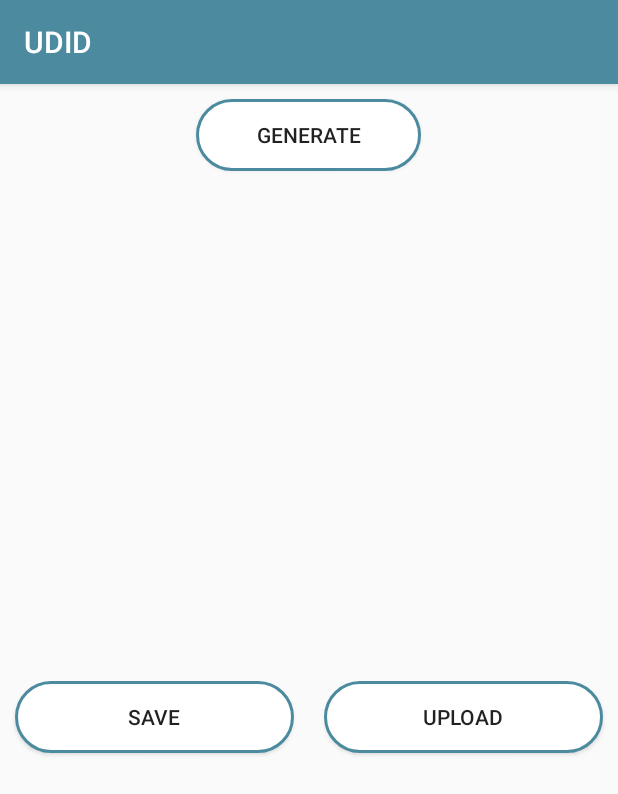
After one commit to abhijeetsinghrathore/UDID, an Android app: the fragment Profile_GenerateQR shown on its own in the app's theme, on a phone screen of 412 x 824 dp. The commit adds this screen. Shown: the top 794 px of the screen. Run offline under Robolectric (Android 15) with nearby library versions, the phone set to English and light mode, and no system bars; our stand-ins replace Firebase (no records; nobody signed in at launch, a user with empty details on screens opened directly); libraries missing offline, so code that uses them is left out: com.journeyapps.barcodescanner.

Commit message:
Token Generated

```diff
--- /dev/null
+++ b/app/src/main/java/com/example/abhijeetsingh/udid/Profile_GenerateQR.java
@@ -0,0 +1,81 @@
+package com.example.abhijeetsingh.udid;
+
+import android.graphics.Bitmap;
+import android.os.Bundle;
+import android.support.v4.app.Fragment;
+import android.view.LayoutInflater;
+import android.view.View;
+import android.view.ViewGroup;
+import android.widget.Button;
+import android.widget.ImageView;
+
+import com.google.firebase.auth.FirebaseAuth;
+import com.google.firebase.auth.FirebaseUser;
+import com.google.zxing.BarcodeFormat;
+import com.google.zxing.MultiFormatWriter;
+import com.google.zxing.WriterException;
+import com.google.zxing.common.BitMatrix;
+import com.journeyapps.barcodescanner.BarcodeEncoder;
+
+
+public class Profile_GenerateQR extends Fragment {
+
+
+    Button generateButton;
+    Button saveButton;
+    Button uploadButton;
+
+    ImageView qrImage;
+
+    FirebaseAuth firebaseAuth;
+    FirebaseUser firebaseUser;
+
+    @Override
+    public View onCreateView(LayoutInflater inflater, ViewGroup container,
+                             Bundle savedInstanceState) {
+        // Inflate the layout for this fragment
+        View v= inflater.inflate(R.layout.fragment_profile__generate_qr, container, false);
+
+
+       generateButton=(Button)v.findViewById(R.id.generatebuttonID);
+       qrImage=(ImageView)v.findViewById(R.id.qrID);
+       firebaseAuth=FirebaseAuth.getInstance();
+       firebaseUser=firebaseAuth.getCurrentUser();
+
+       final String encodingtext=firebaseUser.getUid();
+
+
+
+       generateButton.setOnClickListener(new View.OnClickListener() {
+           @Override
+           public void onClick(View view) {
+               MultiFormatWriter writer=new MultiFormatWriter();
+               try
+               {
+                   BitMatrix bitMatrix=writer.encode(encodingtext, BarcodeFormat.QR_CODE,300,300);
+                   BarcodeEncoder encoder=new BarcodeEncoder();
+                   Bitmap b=encoder.createBitmap(bitMatrix);
+                   qrImage.setImageBitmap(b);
+               }
+               catch (WriterException e)
+               {
+                   e.printStackTrace();
+
+               }
+
+
+
+
+
+           }
+       });
+
+
+
+
+
+
+        return v;
+    }
+
+}
--- a/app/src/main/java/com/example/abhijeetsingh/udid/Profile_ViewDocumentsFragment.java
+++ b/app/src/main/java/com/example/abhijeetsingh/udid/Profile_ViewDocumentsFragment.java
@@ -36,7 +36,7 @@ public class Profile_ViewDocumentsFragment extends Fragment {
         storageReference= FirebaseStorage.getInstance().getReference();
         user=firebaseAuth.getCurrentUser();
 
-        String email=user.getEmail();
+        String UID=user.getUid();
 
 
         profileImage=(ImageView)v.findViewById(R.id.ProfileImageID);
@@ -45,8 +45,8 @@ public class Profile_ViewDocumentsFragment extends Fragment {
 
 
 
-        StorageReference profileRef = storageReference.child("images/"+email+"Profile.jpg");
-        StorageReference documentsRef = storageReference.child("Documents/"+email+"CERTI.jpg");
+        StorageReference profileRef = storageReference.child("images/"+UID+"Profile.jpg");
+        StorageReference documentsRef = storageReference.child("Documents/"+UID+"CERTI.jpg");
 
 
         GlideApp.with(v.getContext()).load(profileRef).into(profileImage);
--- /dev/null
+++ b/app/src/main/res/layout/fragment_profile__generate_qr.xml
@@ -0,0 +1,52 @@
+<?xml version="1.0" encoding="utf-8"?>
+<LinearLayout xmlns:android="http://schemas.android.com/apk/res/android"
+    xmlns:tools="http://schemas.android.com/tools"
+    android:layout_width="match_parent"
+    android:layout_height="match_parent"
+    tools:context=".Profile_GenerateQR"
+    android:orientation="vertical">
+
+    <Button
+        android:layout_width="150dp"
+        android:layout_height="wrap_content"
+        android:text="Generate"
+        android:layout_gravity="center_horizontal"
+        android:id="@+id/generatebuttonID"
+        android:background="@drawable/rounded_button"
+        android:layout_margin="10dp"/>
+
+    <ImageView
+        android:layout_width="300dp"
+        android:layout_height="300dp"
+        android:id="@+id/qrID"
+        android:layout_margin="10dp"
+        android:layout_gravity="center_horizontal"/>
+
+    <LinearLayout
+        android:layout_width="match_parent"
+        android:layout_height="wrap_content"
+        android:orientation="horizontal">
+
+        <Button
+            android:layout_width="150dp"
+            android:layout_height="wrap_content"
+            android:text="Save"
+            android:background="@drawable/rounded_button"
+            android:layout_margin="10dp"
+            android:layout_weight="1"/>
+
+        <Button
+            android:layout_width="150dp"
+            android:layout_height="wrap_content"
+            android:text="Upload"
+            android:background="@drawable/rounded_button"
+            android:layout_margin="10dp"
+            android:layout_weight="1"/>
+
+    </LinearLayout>
+
+
+
+
+
+</LinearLayout>
```
Also changed, not shown: app/src/main/java/com/example/abhijeetsingh/udid/OfficialProfile.java (+25 -0 lines), app/src/main/java/com/example/abhijeetsingh/udid/UserRegistration_UploadDocuments.java (+4 -4 lines), app/src/main/res/layout/activity_official_profile.xml (+46 -0 lines).
